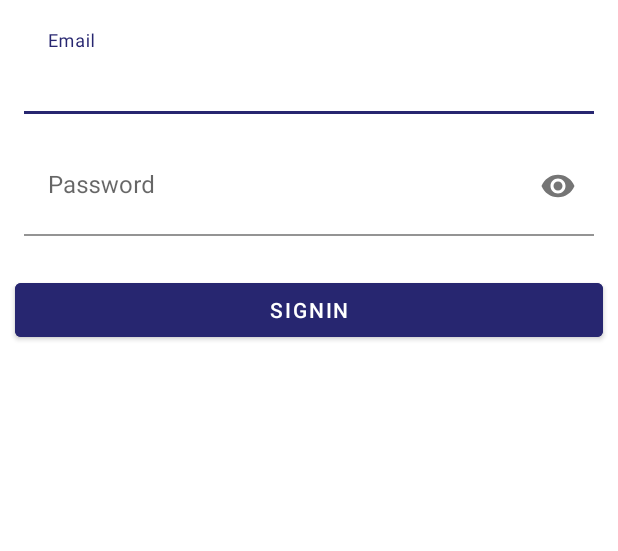
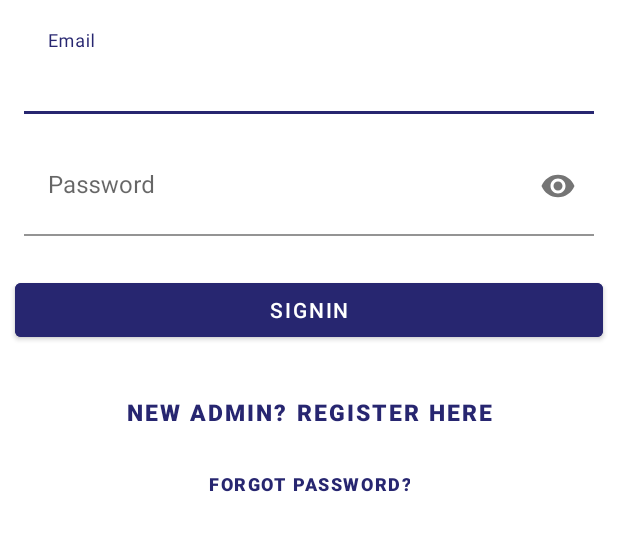
Before and after one commit to prabhjotflorapsf/AutomobileStore, an Android app: the admin_signin screen opened directly, with no data from a screen before it, on a phone screen of 412 x 824 dp, the part 384-935 px from its top. Run offline under Robolectric (Android 15) with nearby library versions, the phone set to English and light mode, and no system bars; our stand-ins replace Firebase (no records; nobody signed in at launch, a user with empty details on screens opened directly); 1 statement that could not run was skipped.

Commit message:
updates on admin side
updating new register

```diff
--- a/app/src/main/res/layout/activity_admin_signin.xml
+++ b/app/src/main/res/layout/activity_admin_signin.xml
@@ -55,7 +55,7 @@
     <com.google.android.material.textfield.TextInputLayout
         android:id="@+id/admin_password"
         android:layout_width="match_parent"
-        android:layout_height="227dp"
+        android:layout_height="287dp"
         android:layout_marginTop="15dp"
         android:hint="Password"
         app:endIconMode="password_toggle">
@@ -80,5 +80,28 @@
             android:singleLine="true"
             android:text="SignIn" />
 
+        <Button
+            android:id="@+id/admin_create"
+            style="@style/Widget.MaterialComponents.Button.TextButton"
+            android:layout_width="wrap_content"
+            android:layout_height="wrap_content"
+            android:layout_gravity="center"
+            android:layout_marginTop="20dp"
+            android:text="New Admin? Register here"
+            android:textColor="#272670"
+            android:textSize="15sp"
+            android:textStyle="bold" />
+
+        <Button
+            android:id="@+id/admin_forgotpass"
+            style="@style/Widget.MaterialComponents.Button.TextButton"
+            android:layout_width="wrap_content"
+            android:layout_height="wrap_content"
+            android:layout_gravity="center"
+            android:text="Forgot Password?"
+            android:textColor="#272670"
+            android:textSize="12sp"
+            android:textStyle="bold" />
+
     </com.google.android.material.textfield.TextInputLayout>
 </LinearLayout>
```
